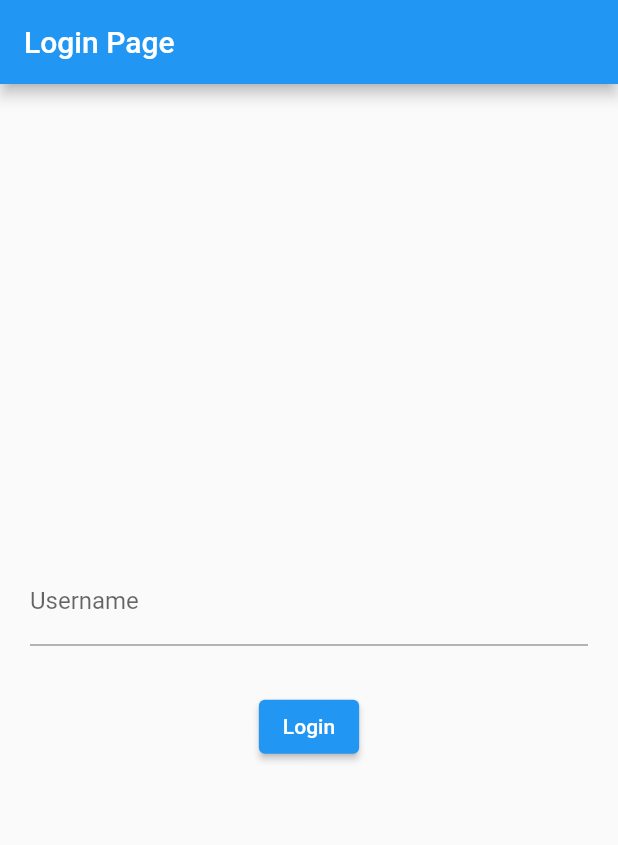
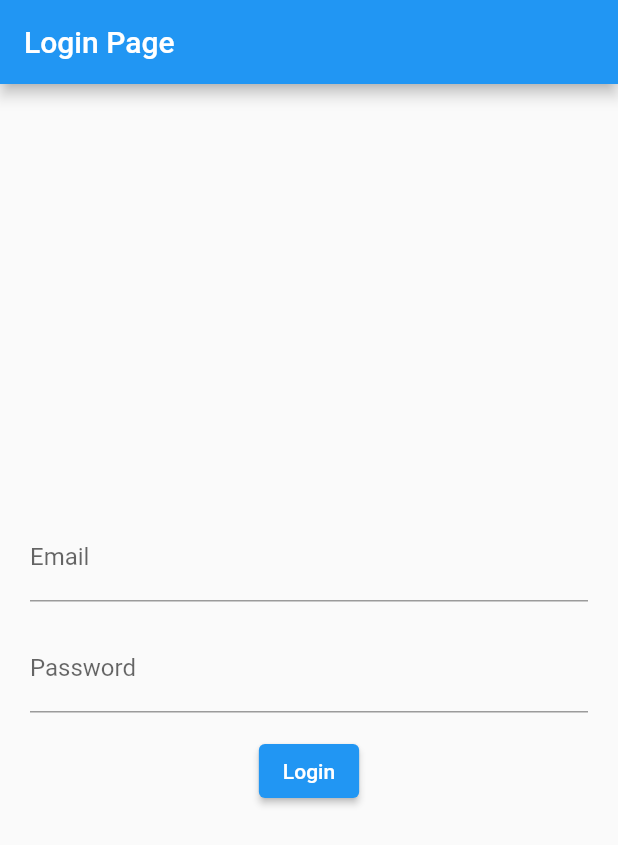
Before and after one commit to Mahamudul-Dev/Flutter-Meet, a Flutter app: the screen it shows after launch, on a phone screen of 412 x 824 dp. Shown: the top 845 px of the screen. Run offline on Flutter 3.47's test engine with Material 2 defaults, Android fonts, the phone set to English and light mode, and no system bars; our stand-ins replace chat_bubbles, firebase_core, get, get_storage, socket_io_client; accounts and stored records are empty; network calls fail; statements that could not run were skipped.

Commit message:
added login api

```diff
--- a/lib/auth_service.dart
+++ b/lib/auth_service.dart
@@ -7,8 +7,11 @@ class AuthService {
   final store = GetStorage();
 
   Widget checkLogin() {
-    if (store.hasData('user')) {
-      return ChatScreen();
+    if (store.hasData('email') && store.hasData('id')) {
+      return ChatScreen(
+        email: store.read('email'),
+        id: store.read('id'),
+      );
     } else {
       return LoginPage();
     }
--- /dev/null
+++ b/lib/model/login_res_model.dart
@@ -0,0 +1,38 @@
+import 'dart:convert';
+
+class LoginResModel {
+  String id;
+  String userName;
+  String email;
+  String token;
+  String message;
+
+  LoginResModel({
+    required this.id,
+    required this.userName,
+    required this.email,
+    required this.token,
+    required this.message,
+  });
+
+  factory LoginResModel.fromRawJson(String str) =>
+      LoginResModel.fromJson(json.decode(str));
+
+  String toRawJson() => json.encode(toJson());
+
+  factory LoginResModel.fromJson(Map<String, dynamic> json) => LoginResModel(
+        id: json["_id"],
+        userName: json["userName"],
+        email: json["email"],
+        token: json["token"],
+        message: json["message"],
+      );
+
+  Map<String, dynamic> toJson() => {
+        "_id": id,
+        "userName": userName,
+        "email": email,
+        "token": token,
+        "message": message,
+      };
+}
--- a/lib/page/login.dart
+++ b/lib/page/login.dart
@@ -13,14 +13,6 @@ class _LoginPageState extends State<LoginPage> {
   final controller = Get.put(SocketController());
 
   @override
-  void initState() {
-    if (Get.find<SocketController>().box.hasData('user')) {
-      controller.joinChat(context);
-    }
-    super.initState();
-  }
-
-  @override
   Widget build(BuildContext context) {
     return Scaffold(
       appBar: AppBar(
@@ -32,18 +24,21 @@ class _LoginPageState extends State<LoginPage> {
           mainAxisAlignment: MainAxisAlignment.center,
           children: [
             TextFormField(
-              controller: controller.userNameController,
-              decoration: const InputDecoration(label: Text('Username')),
+              controller: controller.emailController,
+              decoration: const InputDecoration(label: Text('Email')),
             ),
             const SizedBox(
               height: 15,
+            ),
+            TextFormField(
+              controller: controller.passController,
+              decoration: const InputDecoration(label: Text('Password')),
             ),
             const SizedBox(
               height: 15,
             ),
             ElevatedButton(
-                onPressed: () => controller.joinChat(context),
-                child: const Text('Login'))
+                onPressed: () => controller.login(), child: const Text('Login'))
           ],
         ),
       ),
--- /dev/null
+++ b/lib/utils.dart
@@ -0,0 +1,2 @@
+const String BASE_URL = 'http://chat.linkfy.org:1212';
+const String LOGIN = '/api/v1/user/login'; // for login a user
--- a/pubspec.yaml
+++ b/pubspec.yaml
@@ -16,6 +16,7 @@ dependencies:
   faker: 2.1.0
   flutter:
     sdk: flutter
+  http: ^1.1.0
 
 dev_dependencies:
   flutter_lints: ^2.0.0
```
Also changed, not shown: lib/controllers/socket_controller.dart (+42 -28 lines), lib/model/user_model.dart (added, +178 -0 lines), lib/page/chat_page.dart (+51 -5 lines), pubspec.lock, 2 other files.
